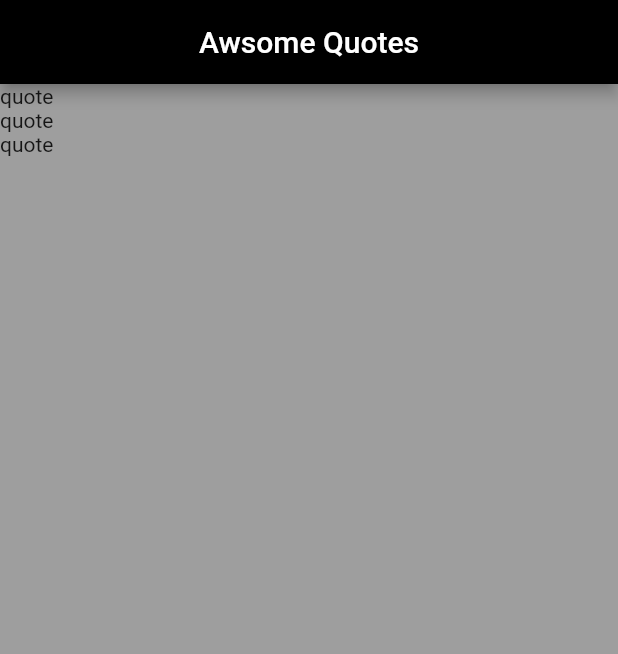
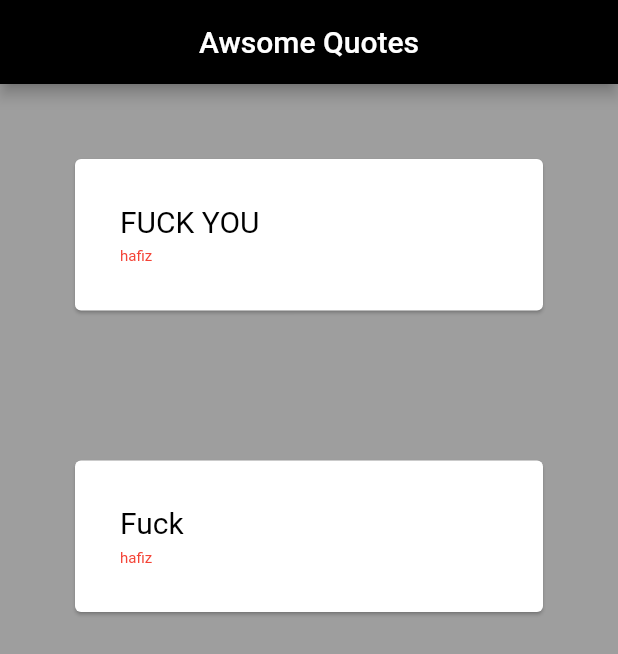
Before and after one commit to hafiztushar/Flutter-App-Practice, a Flutter app: the screen it shows after launch, on a phone screen of 412 x 824 dp. Shown: the top 654 px of the screen. Run offline on Flutter 3.47's test engine with Material 2 defaults, Android fonts, the phone set to English and light mode, and no system bars.

Commit message:
card widget added

```diff
--- a/lib/main.dart
+++ b/lib/main.dart
@@ -1,4 +1,5 @@
 import 'package:flutter/material.dart';
+import 'quote.dart';
 
 void main() => runApp(MaterialApp(
       home: QuoteList(),
@@ -10,8 +11,37 @@ class QuoteList extends StatefulWidget {
 }
 
 class _QuoteListState extends State<QuoteList> {
-  int seq = 0;
-  List<String> quotes = ["FUck You", "Fuck Me", "STFU"];
+  List<Quote> quotes = [Quote('FUCK YOU', 'hafiz'), Quote('Fuck', 'hafiz')];
+
+  Widget quotetemplate(quote) {
+    return Card(
+      margin: EdgeInsets.all(50),
+      child: Padding(
+        padding: EdgeInsets.all(30),
+        child: Column(
+          crossAxisAlignment: CrossAxisAlignment.stretch,
+          children: <Widget>[
+            Text(quote.text,
+                style: TextStyle(
+                  fontSize: 20,
+                  color: Colors.black,
+                )),
+            SizedBox(
+              height: 6,
+            ),
+            Text(
+              quote.author,
+              style: TextStyle(
+                fontSize: 10,
+                color: Colors.red,
+              ),
+            )
+          ],
+        ),
+      ),
+    );
+  }
+
   @override
   Widget build(BuildContext context) {
     return Scaffold(
@@ -22,11 +52,8 @@ class _QuoteListState extends State<QuoteList> {
           backgroundColor: Colors.black,
         ),
         body: Column(
-        children: quotes.map((quote) {
-          return Container(child: Text('quote'));
-        }).toList(),
-      ),
-    );
+          children: quotes.map((quote) => quotetemplate(quote)).toList(),
+        ));
   }
 }
 /* statefull object first time
--- /dev/null
+++ b/lib/quote.dart
@@ -0,0 +1,9 @@
+class Quote {
+  String text;
+  String author;
+
+  Quote(String text, String author) {
+    this.text = text;
+    this.author = author;
+  }
+}
```
Lines whose indentation alone changed are shown as unchanged.
